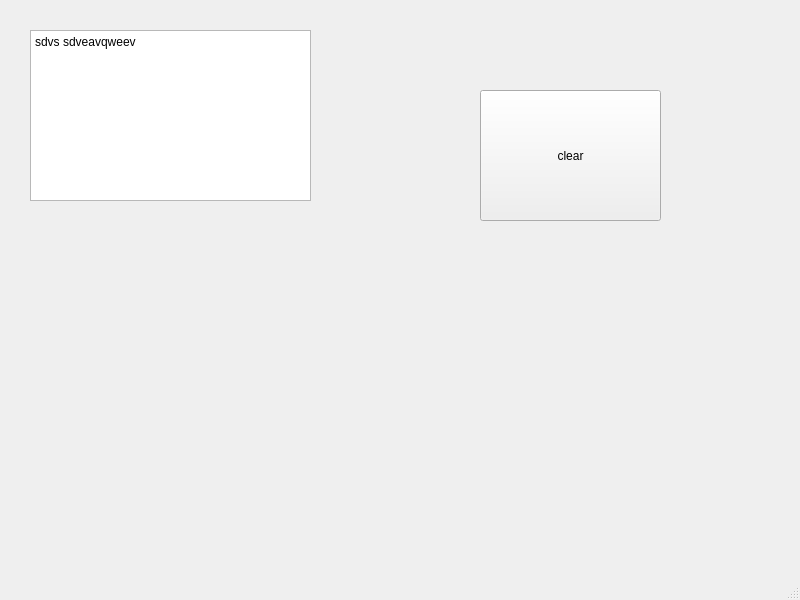
The window that Desktop/simple/mainwindow.ui (chengzhideng2022/media-process) describes before a commit, drawn with Qt 5.
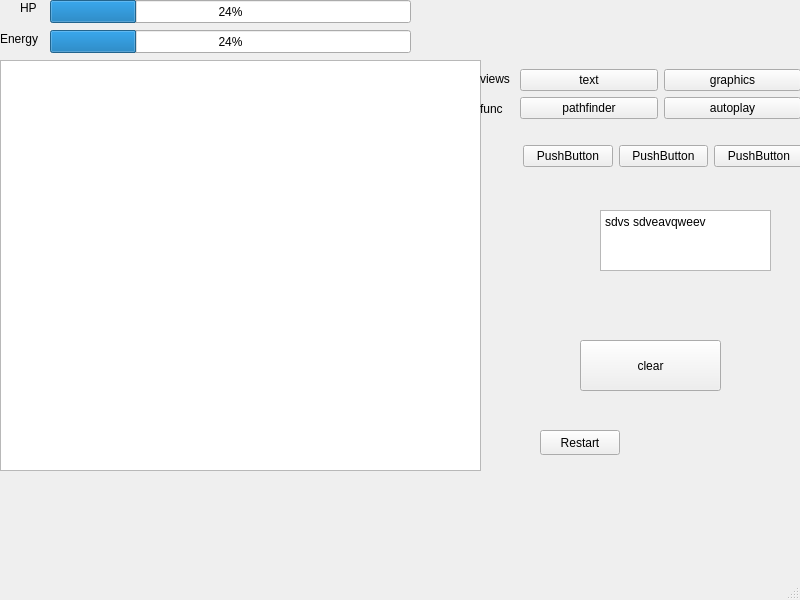
The same window after the commit.

Patch:
```diff
--- a/Desktop/simple/mainwindow.ui
+++ b/Desktop/simple/mainwindow.ui
@@ -17,10 +17,10 @@
    <widget class="QTextEdit" name="textEdit">
     <property name="geometry">
      <rect>
-      <x>30</x>
-      <y>30</y>
-      <width>281</width>
-      <height>171</height>
+      <x>600</x>
+      <y>210</y>
+      <width>171</width>
+      <height>61</height>
      </rect>
     </property>
     <property name="html">
@@ -35,16 +35,198 @@
    <widget class="QPushButton" name="pushButton">
     <property name="geometry">
      <rect>
-      <x>480</x>
-      <y>90</y>
-      <width>181</width>
-      <height>131</height>
+      <x>580</x>
+      <y>340</y>
+      <width>141</width>
+      <height>51</height>
      </rect>
     </property>
     <property name="text">
      <string>clear</string>
     </property>
    </widget>
+   <widget class="QProgressBar" name="progressBar">
+    <property name="geometry">
+     <rect>
+      <x>50</x>
+      <y>0</y>
+      <width>361</width>
+      <height>23</height>
+     </rect>
+    </property>
+    <property name="value">
+     <number>24</number>
+    </property>
+   </widget>
+   <widget class="QProgressBar" name="progressBar_2">
+    <property name="geometry">
+     <rect>
+      <x>50</x>
+      <y>30</y>
+      <width>361</width>
+      <height>23</height>
+     </rect>
+    </property>
+    <property name="value">
+     <number>24</number>
+    </property>
+   </widget>
+   <widget class="QLabel" name="label">
+    <property name="geometry">
+     <rect>
+      <x>20</x>
+      <y>0</y>
+      <width>21</width>
+      <height>16</height>
+     </rect>
+    </property>
+    <property name="text">
+     <string>HP</string>
+    </property>
+   </widget>
+   <widget class="QLabel" name="label_2">
+    <property name="geometry">
+     <rect>
+      <x>0</x>
+      <y>30</y>
+      <width>54</width>
+      <height>17</height>
+     </rect>
+    </property>
+    <property name="text">
+     <string>Energy</string>
+    </property>
+   </widget>
+   <widget class="QGraphicsView" name="graphicsView">
+    <property name="geometry">
+     <rect>
+      <x>0</x>
+      <y>60</y>
+      <width>481</width>
+      <height>411</height>
+     </rect>
+    </property>
+   </widget>
+   <widget class="QLabel" name="label_3">
+    <property name="geometry">
+     <rect>
+      <x>480</x>
+      <y>70</y>
+      <width>54</width>
+      <height>17</height>
+     </rect>
+    </property>
+    <property name="text">
+     <string>views</string>
+    </property>
+   </widget>
+   <widget class="QLabel" name="label_4">
+    <property name="geometry">
+     <rect>
+      <x>480</x>
+      <y>100</y>
+      <width>54</width>
+      <height>17</height>
+     </rect>
+    </property>
+    <property name="text">
+     <string>func</string>
+    </property>
+   </widget>
+   <widget class="QPushButton" name="pushButton_9">
+    <property name="geometry">
+     <rect>
+      <x>540</x>
+      <y>430</y>
+      <width>80</width>
+      <height>25</height>
+     </rect>
+    </property>
+    <property name="text">
+     <string>Restart</string>
+    </property>
+   </widget>
+   <widget class="QWidget" name="">
+    <property name="geometry">
+     <rect>
+      <x>523</x>
+      <y>136</y>
+      <width>281</width>
+      <height>41</height>
+     </rect>
+    </property>
+    <layout class="QHBoxLayout" name="horizontalLayout">
+     <item>
+      <widget class="QPushButton" name="pushButton_6">
+       <property name="text">
+        <string>PushButton</string>
+       </property>
+      </widget>
+     </item>
+     <item>
+      <widget class="QPushButton" name="pushButton_7">
+       <property name="text">
+        <string>PushButton</string>
+       </property>
+      </widget>
+     </item>
+     <item>
+      <widget class="QPushButton" name="pushButton_8">
+       <property name="text">
+        <string>PushButton</string>
+       </property>
+      </widget>
+     </item>
+    </layout>
+   </widget>
+   <widget class="QWidget" name="">
+    <property name="geometry">
+     <rect>
+      <x>520</x>
+      <y>63</y>
+      <width>281</width>
+      <height>62</height>
+     </rect>
+    </property>
+    <layout class="QGridLayout" name="gridLayout_3">
+     <item row="0" column="0" rowspan="2">
+      <layout class="QGridLayout" name="gridLayout_2">
+       <item row="0" column="0">
+        <layout class="QGridLayout" name="gridLayout">
+         <item row="0" column="1">
+          <widget class="QPushButton" name="pushButton_2">
+           <property name="text">
+            <string>graphics</string>
+           </property>
+          </widget>
+         </item>
+         <item row="0" column="0">
+          <widget class="QPushButton" name="pushButton_3">
+           <property name="text">
+            <string>text</string>
+           </property>
+          </widget>
+         </item>
+         <item row="2" column="1">
+          <widget class="QPushButton" name="pushButton_4">
+           <property name="text">
+            <string>autoplay</string>
+           </property>
+          </widget>
+         </item>
+         <item row="2" column="0">
+          <widget class="QPushButton" name="pushButton_5">
+           <property name="text">
+            <string>pathfinder</string>
+           </property>
+          </widget>
+         </item>
+        </layout>
+       </item>
+      </layout>
+     </item>
+    </layout>
+   </widget>
   </widget>
   <widget class="QMenuBar" name="menubar">
    <property name="geometry">
```
Left out of the diff: 2 changed lines with no effect on the pictures.
